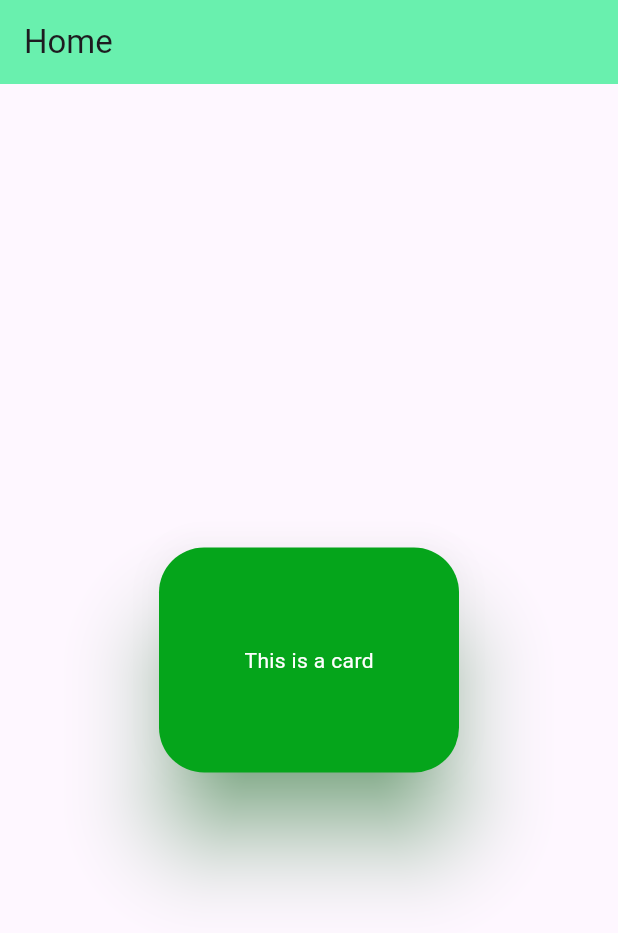
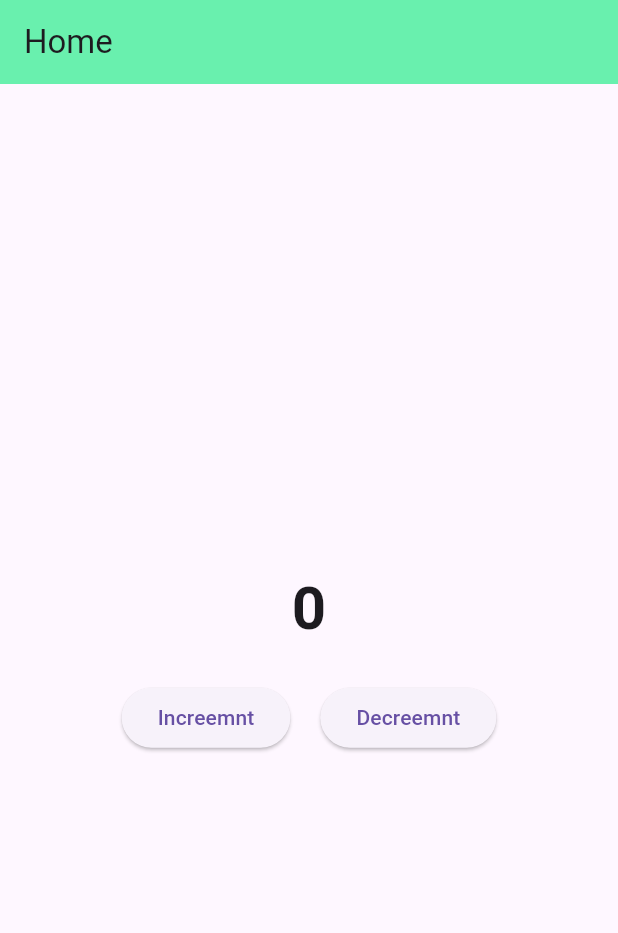
Before and after one commit to bdrasel/flutter-learning, a Flutter app: the screen it shows after launch, on a phone screen of 412 x 824 dp. Shown: the top 933 px of the screen. Run offline on Flutter 3.47's test engine with Material 3 defaults, Android fonts, the phone set to English and light mode, and no system bars.

Commit message:
increment

```diff
--- a/lib/main.dart
+++ b/lib/main.dart
@@ -19,30 +19,48 @@ class MyApp extends StatelessWidget {
   }
 }
 
-class HomeActivity extends StatelessWidget {
+class HomeActivity extends StatefulWidget {
+  @override
+  _HomeActivityState createState() => _HomeActivityState();
+}
+
+class _HomeActivityState extends State<HomeActivity> {
+  int count = 0;
+
+  void increment() {
+    setState(() {
+      count++;
+    });
+  }
+
+  void decrement() {
+    setState(() {
+      count--;
+    });
+  }
+
   @override
   Widget build(BuildContext context) {
     return Scaffold(
       appBar: AppBar(title: Text("Home"), backgroundColor: Colors.greenAccent),
       body: Center(
-        child: Card(
-          shape: RoundedRectangleBorder(
-            borderRadius: BorderRadius.circular(30),
-          ),
-          elevation: 25,
-          shadowColor: Color.fromARGB(255, 5, 165, 27),
-          color: Color.fromARGB(255, 5, 165, 27),
-          child: SizedBox(
-            width: 200,
-            height: 150,
-
-            child: Center(
-              child: Text(
-                "This is a card",
-                style: TextStyle(color: Colors.white),
-              ),
+        child: Column(
+          mainAxisAlignment: MainAxisAlignment.center,
+          children: [
+            Text(
+              "$count",
+              style: TextStyle(fontSize: 40, fontWeight: FontWeight.bold),
             ),
-          ),
+            const SizedBox(height: 20),
+            Row(
+              mainAxisAlignment: MainAxisAlignment.center,
+              children: [
+                ElevatedButton(onPressed: increment, child: Text("Increemnt")),
+                const SizedBox(width: 20),
+                ElevatedButton(onPressed: decrement, child: Text("Decreemnt")),
+              ],
+            ),
+          ],
         ),
       ),
     );
```
